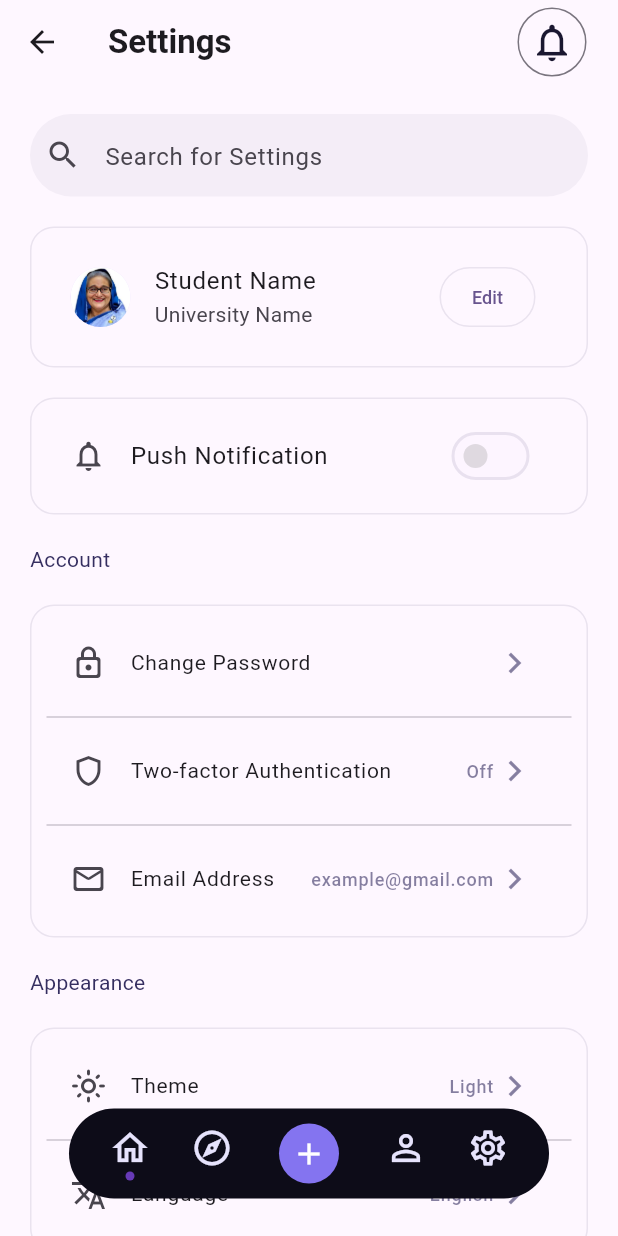
After one commit to NoteHive-Aust/NoteHive, a Flutter app: the SettingScreen screen opened directly, on a phone screen of 412 x 824 dp. The commit adds this screen. Run offline on Flutter 3.47's test engine with Material 3 defaults, Android fonts, the phone set to English and light mode, and no system bars.

Commit message:
Settings Page Design

```diff
--- a/lib/Screens/homeScreen.dart
+++ b/lib/Screens/homeScreen.dart
@@ -1,5 +1,6 @@
 import 'package:flutter/material.dart';
 
+import '../widgets/AppbarWidgets.dart';
 import '../widgets/bottomNavigation.dart';
 
 class Homescreen extends StatefulWidget {
@@ -34,7 +35,12 @@ class _HomescreenState extends State<Homescreen> {
                   child: ListView.builder(
                     itemCount: 20,
                     itemBuilder: (context, item) {
-                      return listItemCard(roomName: 'Box er Class', universityName: 'AUST University', members: 102, resources: 20, isPrivate: false, method: () {  });
+                      return listItemCard(roomName: 'Box er Class',
+                          universityName: 'AUST University',
+                          members: 102,
+                          resources: 20,
+                          isPrivate: false,
+                          method: () {});
                     },
                   ),
                 ),
@@ -54,7 +60,7 @@ class _HomescreenState extends State<Homescreen> {
     required int resources,
     required bool isPrivate,
     required VoidCallback method,
-}) {
+  }) {
     return Card(
       color: Colors.white,
       elevation: 0,
@@ -124,9 +130,12 @@ class _HomescreenState extends State<Homescreen> {
                   ),
                   child: Row(
                     children: [
-                      isPrivate?Icon(Icons.lock_outline_rounded, size: 12):Icon(Icons.lock_open_rounded, size: 12),
+                      isPrivate
+                          ? Icon(Icons.lock_outline_rounded, size: 12)
+                          : Icon(Icons.lock_open_rounded, size: 12),
                       SizedBox(width: 2),
-                      Text(" ${isPrivate?"Private":"Public"}", style: TextStyle(fontSize: 11)),
+                      Text(" ${isPrivate ? "Private" : "Public"}",
+                          style: TextStyle(fontSize: 11)),
                     ],
                   ),
                 ),
@@ -178,16 +187,9 @@ class _HomescreenState extends State<Homescreen> {
           ),
         ),
         SizedBox(width: 10),
-        IconButton.outlined(
-          iconSize: 30,
-          onPressed: () {},
-          icon: Icon(Icons.notifications_none),
-          style: IconButton.styleFrom(
-            foregroundColor: Color(0xFF1A1730),
-            //backgroundColor: Colors.white,
-          ),
-        ),
+        NotificationButtonForAppBar(),
       ],
     );
   }
+
 }
--- /dev/null
+++ b/lib/Screens/setting_screen.dart
@@ -0,0 +1,314 @@
+import 'package:flutter/material.dart';
+import 'package:flutter/services.dart';
+
+import '../widgets/AppbarWidgets.dart';
+import '../widgets/bottomNavigation.dart';
+
+class SettingScreen extends StatefulWidget {
+  const SettingScreen({super.key});
+
+  @override
+  State<SettingScreen> createState() => _SettingScreenState();
+}
+
+class _SettingScreenState extends State<SettingScreen> {
+  bool pushNotification = false;
+  @override
+  Widget build(BuildContext context) {
+    return Scaffold(
+      appBar: AppBar(
+        title: Text("Settings", style: TextStyle(fontWeight: FontWeight.bold)),
+
+        actionsPadding: EdgeInsets.only(right: 20),
+        actions: [NotificationButtonForAppBar()],
+      ),
+      body: Stack(
+        children: [
+          SafeArea(
+            child: SingleChildScrollView(
+              child: Padding(
+                padding: EdgeInsets.symmetric(horizontal: 20),
+                child: Column(
+                  crossAxisAlignment: CrossAxisAlignment.stretch,
+
+                  children: [
+                    SearchBarForSettings(),
+                    //SizedBox(height: 20,),
+                    ProfileEditTab(),
+                    PushNotificationToggle(),
+                    SizedBox(height: 20),
+                    Text("Account", style: TextStyle(color: Color(0xff352E60))),
+                    AccountSettingsTab(),
+                    SizedBox(height: 20),
+                    Text(
+                      "Appearance",
+                      style: TextStyle(color: Color(0xff352E60)),
+                    ),
+                    ApearanceSettingsTab(),
+                    //SizedBox(height: 20,),
+                    SignoutDeleteTab(),
+                    Emnei(),
+                    SizedBox(
+                      height: 80,
+                    )
+                  ],
+                ),
+              ),
+            ),
+          ),
+          Align(alignment: Alignment.bottomCenter, child: bottomNavigation()),
+        ],
+      ),
+    );
+  }
+
+  Container Emnei() {
+    return Container(
+                    padding: EdgeInsets.all(10),
+                    margin: EdgeInsets.only(top: 20),
+                    decoration: BoxDecoration(
+                      borderRadius: BorderRadius.circular(16),
+                      border: Border.all(
+                        color: Color(0xFF352E60).withOpacity(0.1),
+                      ),
+                    ),
+                    child: Column(
+                      children: [
+                        Tiles(
+                          icon: Icons.question_mark_outlined,
+                          title: "Help & FAQ",
+                          tail: '',
+                        ),
+                        Divider(),
+                        Tiles(
+                          icon: Icons.phone_android_rounded,
+                          title: "App Version",
+                          tail: '',
+                        ),
+                        Divider(),
+                        Tiles(
+                          icon: Icons.insert_drive_file_outlined,
+                          title: "Terms & Condition",
+                          tail: '',
+                        ),
+
+                      ],
+                    ),
+                  );
+  }
+
+  Container SignoutDeleteTab() {
+    return Container(
+      padding: EdgeInsets.all(10),
+      margin: EdgeInsets.only(top: 20),
+      decoration: BoxDecoration(
+        borderRadius: BorderRadius.circular(16),
+        border: Border.all(color: Color(0xFF352E60).withOpacity(0.1)),
+      ),
+      child: Column(
+        children: [
+          Tiles(icon: Icons.logout_outlined, title: "Sign Out", tail: ''),
+          Divider(),
+          InkWell(
+            splashColor: Color(0xff9689F2).withOpacity(0.2),
+            onTap: () {},
+            child: ListTile(
+              leading: Icon(Icons.delete_outline_rounded, color: Colors.red),
+              title: Text(
+                "Delete Account",
+                style: TextStyle(fontSize: 14, color: Colors.red),
+              ),
+              trailing: Container(
+                padding: EdgeInsets.all(0),
+                margin: EdgeInsets.all(0),
+                height: 40,
+                child: Row(
+                  mainAxisSize: MainAxisSize.min,
+                  crossAxisAlignment: CrossAxisAlignment.center,
+                  mainAxisAlignment: MainAxisAlignment.end,
+                  children: [
+                    Icon(
+                      Icons.keyboard_arrow_right,
+                      size: 28,
+                      color: Color(0xff352E60).withOpacity(0.6),
+                    ),
+                  ],
+                ),
+              ),
+            ),
+          ),
+        ],
+      ),
+    );
+  }
+
+  Container AccountSettingsTab() {
+    return Container(
+      padding: EdgeInsets.all(10),
+      margin: EdgeInsets.only(top: 20),
+      decoration: BoxDecoration(
+        borderRadius: BorderRadius.circular(16),
+        border: Border.all(color: Color(0xFF352E60).withOpacity(0.1)),
+      ),
+      child: Column(
+        children: [
+          Tiles(
+            icon: Icons.lock_outline_rounded,
+            title: "Change Password",
+            tail: "",
+          ),
+          Divider(),
+
+          Tiles(
+            icon: Icons.shield_outlined,
+            title: "Two-factor Authentication",
+            tail: "Off",
+          ),
+          Divider(),
+          Tiles(
+            icon: Icons.mail_outline_rounded,
+            title: "Email Address",
+            tail: "example@gmail.com",
+          ),
+        ],
+      ),
+    );
+  }
+
+  Container ApearanceSettingsTab() {
+    return Container(
+      padding: EdgeInsets.all(10),
+      margin: EdgeInsets.only(top: 20),
+      decoration: BoxDecoration(
+        borderRadius: BorderRadius.circular(16),
+        border: Border.all(color: Color(0xFF352E60).withOpacity(0.1)),
+      ),
+      child: Column(
+        children: [
+          Tiles(icon: Icons.light_mode_outlined, title: "Theme", tail: "Light"),
+          Divider(),
+          Tiles(
+            icon: Icons.translate_outlined,
+            title: "Language",
+            tail: "English",
+          ),
+        ],
+      ),
+    );
+  }
+
+  InkWell Tiles({
+    required IconData icon,
+    required String title,
+    required String tail,
+  }) {
+    return InkWell(
+      splashColor: Color(0xff9689F2).withOpacity(0.2),
+      onTap: () {},
+      child: ListTile(
+        leading: Icon(icon),
+        title: Text("$title", style: TextStyle(fontSize: 14)),
+        trailing: Container(
+          padding: EdgeInsets.all(0),
+          margin: EdgeInsets.all(0),
+          height: 40,
+          child: Row(
+            mainAxisSize: MainAxisSize.min,
+            crossAxisAlignment: CrossAxisAlignment.center,
+            mainAxisAlignment: MainAxisAlignment.end,
+            children: [
+              Text(
+                tail,
+                style: TextStyle(
+                  color: Color(0xff352E60).withOpacity(0.6),
+                  fontSize: 12,
+                ),
+                overflow: TextOverflow.ellipsis,
+              ),
+              Icon(
+                Icons.keyboard_arrow_right,
+                size: 28,
+                color: Color(0xff352E60).withOpacity(0.6),
+              ),
+            ],
+          ),
+        ),
+      ),
+    );
+  }
+
+  Container PushNotificationToggle() {
+    return Container(
+      padding: EdgeInsets.all(10),
+      margin: EdgeInsets.only(top: 20),
+      decoration: BoxDecoration(
+        borderRadius: BorderRadius.circular(16),
+        border: Border.all(color: Color(0xFF352E60).withOpacity(0.1)),
+      ),
+      child: ListTile(
+        leading: Icon(Icons.notifications_none),
+        title: Text("Push Notification"),
+        trailing: Switch.adaptive(
+          // activeColor: Color(0xff8474F0),
+          activeThumbColor: Colors.white,
+          activeTrackColor: Color(0xff8474F0),
+          inactiveTrackColor: Color(0xff8474F0).withOpacity(0.01),
+          inactiveThumbColor: Colors.black12,
+          trackOutlineColor: WidgetStateProperty.resolveWith<Color?>(
+            (states) => Color(0xFF352E60).withOpacity(0.1),
+          ),
+          value: pushNotification,
+          onChanged: (bool toggleSwicth) {
+            setState(() {
+              pushNotification = toggleSwicth;
+            });
+          },
+        ),
+      ),
+    );
+  }
+
+  Container ProfileEditTab() {
+    return Container(
+      padding: EdgeInsets.all(10),
+      decoration: BoxDecoration(
+        borderRadius: BorderRadius.circular(16),
+        border: Border.all(color: Color(0xFF352E60).withOpacity(0.1)),
+      ),
+      child: ListTile(
+        leading: CircleAvatar(foregroundImage: AssetImage('assets/image.jpg')),
+        title: Text("Student Name"),
+        subtitle: Text("University Name"),
+        trailing: OutlinedButton(
+          onPressed: () {},
+          child: Text("Edit", style: TextStyle(fontSize: 12)),
+          style: OutlinedButton.styleFrom(
+            padding: EdgeInsets.all(0),
+            side: BorderSide(color: Color(0xFF352E60).withOpacity(0.1)),
+          ),
+        ),
+      ),
+    );
+  }
+
+  Container SearchBarForSettings() {
+    return Container(
+      height: 55,
+      margin: EdgeInsets.symmetric(vertical: 20),
+      padding: EdgeInsets.all(10),
+      decoration: BoxDecoration(
+        borderRadius: BorderRadius.circular(100),
+        color: Color(0xff352E60).withOpacity(0.05),
+      ),
+      child: TextField(
+        maxLines: 1,
+        decoration: InputDecoration(
+          border: InputBorder.none,
+
+          icon: Icon(Icons.search),
+          hintText: "Search for Settings",
+        ),
+      ),
+    );
+  }
+}
--- /dev/null
+++ b/lib/widgets/AppbarWidgets.dart
@@ -0,0 +1,13 @@
+import "package:flutter/material.dart";
+
+IconButton NotificationButtonForAppBar() {
+  return IconButton.outlined(
+    iconSize: 30,
+    onPressed: () {},
+    icon: Icon(Icons.notifications_none),
+    style: IconButton.styleFrom(
+      foregroundColor: Color(0xFF1A1730),
+      //backgroundColor: Colors.white,
+    ),
+  );
+}
```
